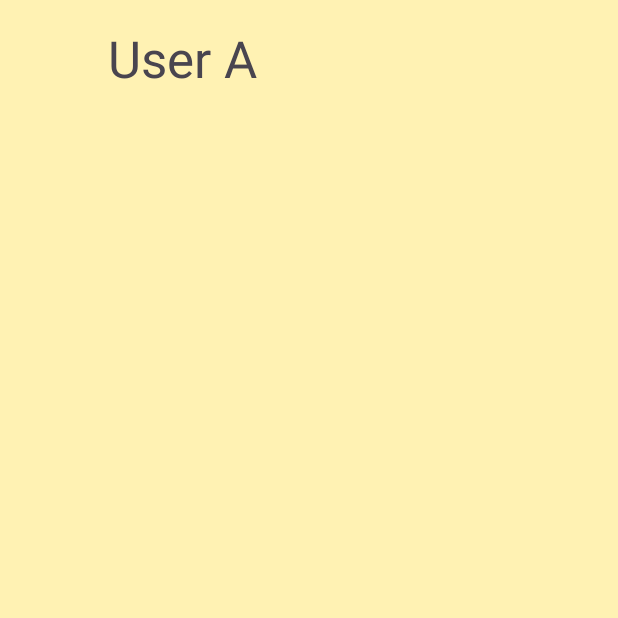
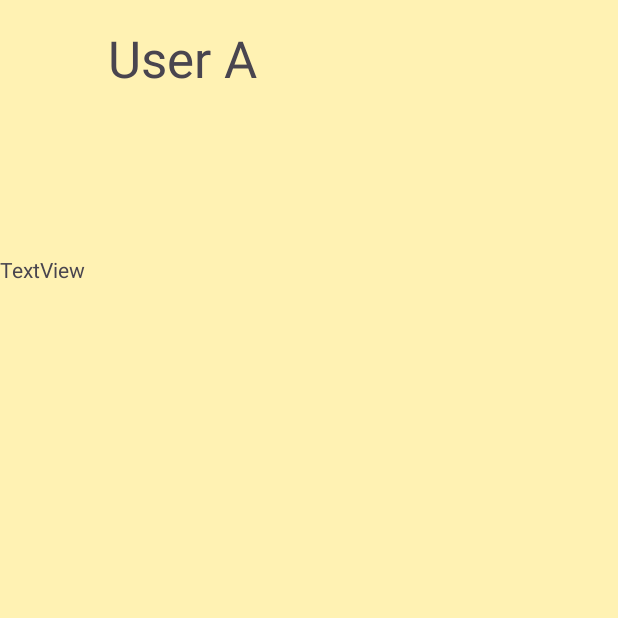
Before and after one commit to oscargu91/ProyectoUnidad2, an Android app: the screen it shows after launch (MainActivity), on a phone screen of 412 x 824 dp, the top half of it. Run offline under Robolectric (Android 15) with nearby library versions, the phone set to English and light mode, and no system bars.

Commit message:
09/10/24 12:15

```diff
--- a/app/src/main/java/com/example/proyectoud2/MainActivity.java
+++ b/app/src/main/java/com/example/proyectoud2/MainActivity.java
@@ -28,7 +28,7 @@ public class MainActivity extends AppCompatActivity {
     }
 
     public void enviar(View view) {
-        EditText textoEdit = findViewById(R.id.idEditText);
+        EditText textoEdit = findViewById(R.id.idEditText1);
         String texto = textoEdit.getText().toString();  // Obtener el texto
 
 
--- a/app/src/main/res/layout/activity_main.xml
+++ b/app/src/main/res/layout/activity_main.xml
@@ -30,7 +30,7 @@
         app:layout_constraintEnd_toEndOf="parent" />
 
     <com.google.android.material.textfield.TextInputEditText
-        android:id="@+id/idEditText"
+        android:id="@+id/idEditText1"
         android:layout_width="269dp"
         android:layout_height="48dp"
         android:layout_marginEnd="12dp"
@@ -39,18 +39,13 @@
         app:layout_constraintBottom_toBottomOf="parent"
         app:layout_constraintEnd_toStartOf="@+id/button" />
 
-    <ScrollView
-        android:layout_width="400dp"
+    <TextView
+        android:id="@+id/tv_act1Grande"
+        android:layout_width="350dp"
         android:layout_height="550dp"
-        android:layout_marginEnd="4dp"
-        android:layout_marginBottom="50dp"
+        android:layout_marginBottom="40dp"
+        android:text="TextView"
         app:layout_constraintBottom_toTopOf="@+id/button"
-        app:layout_constraintEnd_toEndOf="parent">
-
-        <LinearLayout
-            android:layout_width="match_parent"
-            android:layout_height="wrap_content"
-            android:orientation="vertical" />
-    </ScrollView>
+        tools:layout_editor_absoluteX="30dp" />
 
 </androidx.constraintlayout.widget.ConstraintLayout>
```
Also changed, not shown: app/src/main/java/com/example/proyectoud2/ActividadChat2.java (+5 -2 lines), app/src/main/res/layout/activity_actividad_chat2.xml (+15 -20 lines).
